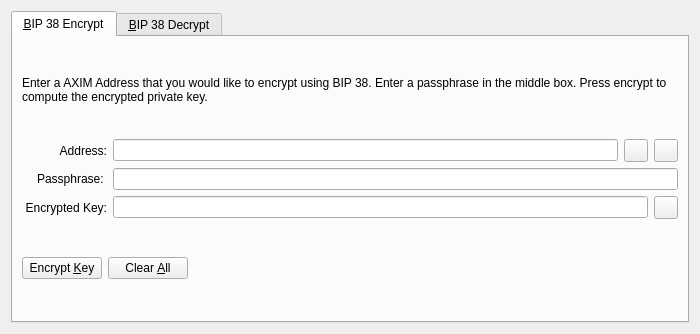
The window that src/qt/forms/bip38tooldialog.ui (aigon1989/AXIM) describes before a commit, drawn with Qt 5.
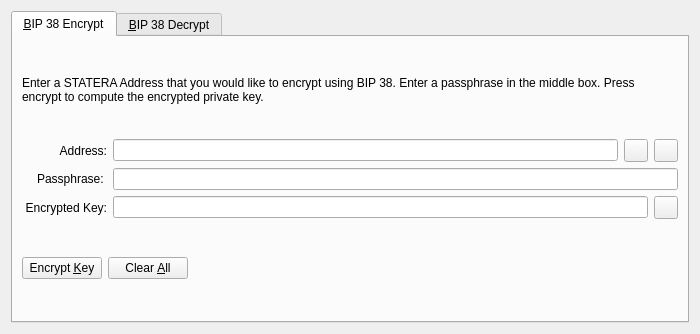
The same window after the commit. The open tabs and pages were chosen to show the change. Icons and pictures are not drawn. Custom widgets are drawn as their Qt base class.

Commit message: Rename to Statera as requested

What changed in the file:
```diff
--- a/src/qt/forms/bip38tooldialog.ui
+++ b/src/qt/forms/bip38tooldialog.ui
@@ -30,7 +30,7 @@
        <item>
         <widget class="QLabel" name="infoLabel_ENC">
          <property name="text">
-          <string>Enter a AXIM Address that you would like to encrypt using BIP 38. Enter a passphrase in the middle box. Press encrypt to compute the encrypted private key.</string>
+          <string>Enter a STATERA Address that you would like to encrypt using BIP 38. Enter a passphrase in the middle box. Press encrypt to compute the encrypted private key.</string>
          </property>
          <property name="textFormat">
           <enum>Qt::PlainText</enum>
```
Left out of the diff: 22 changed lines with no effect on the pictures. The commit also changes 581 other files.
